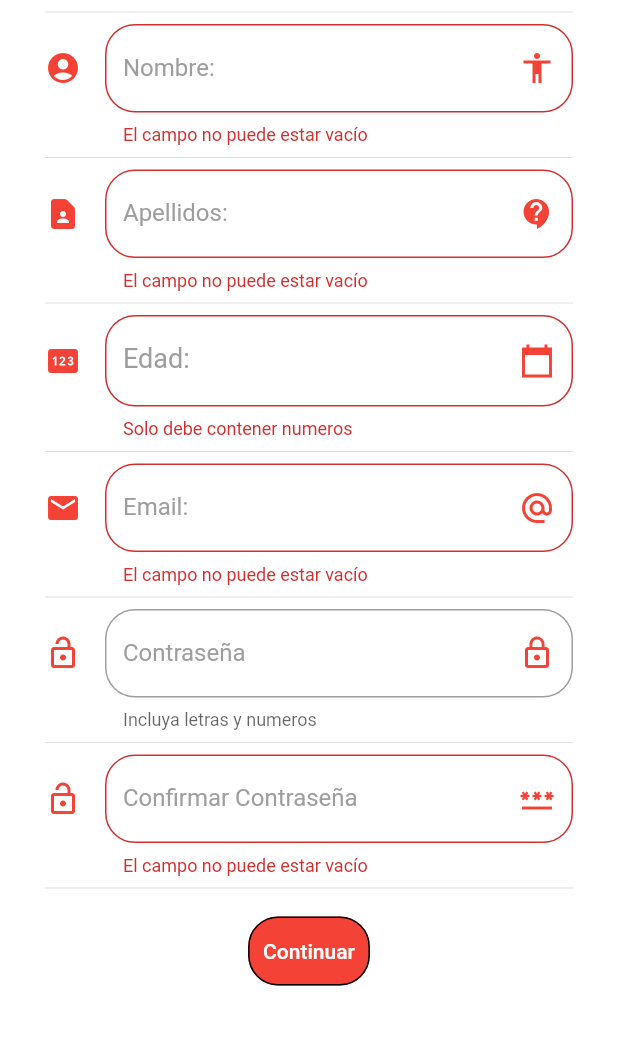
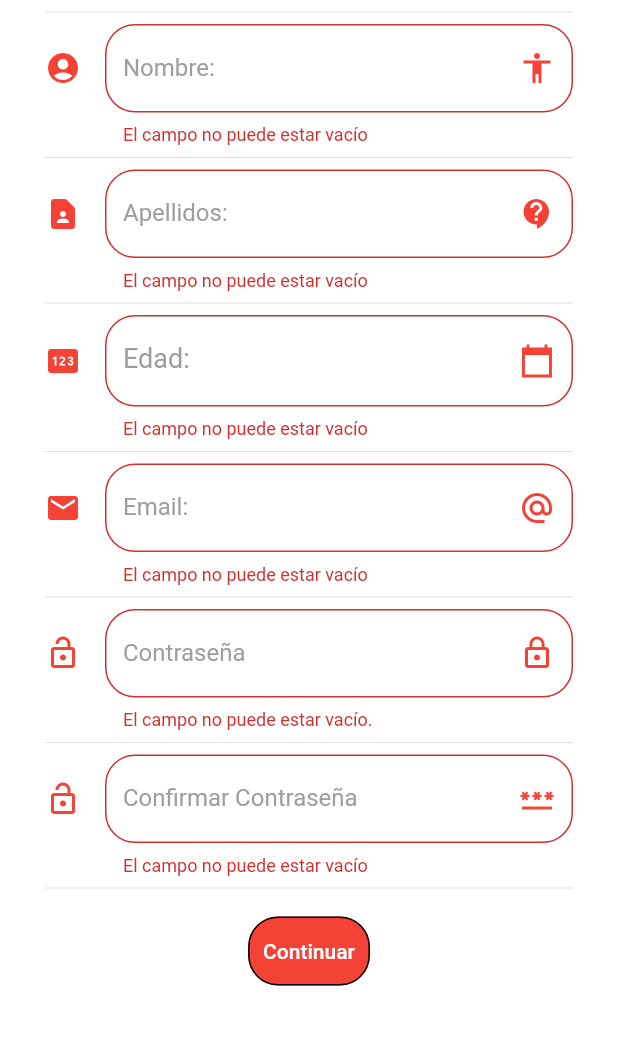
Before and after one commit to FelipeOP/Antpire, a Flutter app: the RegisterPage screen opened by its route, scrolled down 281 dp, on a phone screen of 412 x 824 dp, the part 159-1204 px from its top. Run offline on Flutter 3.47's test engine with Material 2 defaults, Android fonts, the phone set to English and light mode, and no system bars; our stand-ins replace email_validator.

Commit message:
FernelGOD lo aprobó #JugoDeMango

```diff
--- a/lib/src/pages/login_page.dart
+++ b/lib/src/pages/login_page.dart
@@ -11,8 +11,8 @@ class LoginPage extends StatefulWidget {
 }
 
 class _LoginPageState extends State<LoginPage> {
-  late String _email;
-  late String _password;
+  // late String _email;
+  // late String _password;
   @override
   Widget build(BuildContext context) {
     return SafeArea(
--- a/lib/src/pages/register_page.dart
+++ b/lib/src/pages/register_page.dart
@@ -14,8 +14,8 @@ class _RegisterPageState extends State<RegisterPage> {
   late String _password2 = '';
   late FocusNode _focusNode;
   static final RegExp _lettersExp = RegExp(r'^[a-zA-Z]+$');
-  static final RegExp _numbersExp = RegExp(r'^[\d]$');
-  static final RegExp _passwordExp = RegExp(r'^[a-zA-Z0-9]+$');
+  static final RegExp _numbersExp = RegExp(r'^[0-9]+$');
+
   @override
   void initState() {
     super.initState();
@@ -185,10 +185,13 @@ class _RegisterPageState extends State<RegisterPage> {
         ),
         cursorColor: Colors.grey,
         validator: (String? age) {
+          if (age.toString().isEmpty) {
+            return "El campo no puede estar vacío";
+          }
           if (_numbersExp.hasMatch(age.toString())) {
             int newAge = int.parse(age.toString());
             if (!((newAge > 18) && (newAge < 100))) {
-              return "Digite una edad validad";
+              return "Digite una edad valida";
             }
           } else {
             return "Solo debe contener numeros";
@@ -225,7 +228,7 @@ class _RegisterPageState extends State<RegisterPage> {
           }
           return EmailValidator.validate(email.toString())
               ? null
-              : "Ingrese un e-mail valido";
+              : "Ingrese un e-mail válido";
         });
   }
 
@@ -254,6 +257,11 @@ class _RegisterPageState extends State<RegisterPage> {
             borderRadius: BorderRadius.all(Radius.circular(20.0))),
       ),
       cursorColor: Colors.grey,
+      validator: (String? password) {
+        return password.toString().isEmpty
+            ? "El campo no puede estar vacío."
+            : null;
+      },
       onChanged: (password) {
         setState(() {
           _password2 = password;
```
Also changed, not shown: 1 other file.
